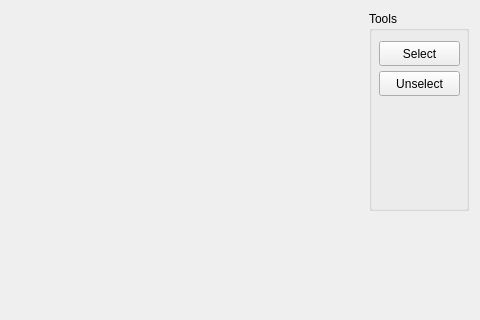
Platash/Reco_3, file videowindow.ui: the form before one commit; both pictures show x 638 to 1118 and y 0 to 320 of the 1118 by 729 pixel window.
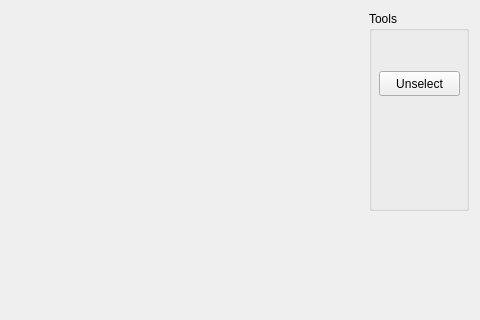
The form after the commit. Icons and pictures are not drawn.

```diff
--- a/videowindow.ui
+++ b/videowindow.ui
@@ -25,25 +25,6 @@
      <property name="title">
       <string>Tools</string>
      </property>
-     <widget class="QPushButton" name="b_select">
-      <property name="geometry">
-       <rect>
-        <x>10</x>
-        <y>30</y>
-        <width>81</width>
-        <height>25</height>
-       </rect>
-      </property>
-      <property name="text">
-       <string>Select</string>
-      </property>
-      <property name="checkable">
-       <bool>true</bool>
-      </property>
-      <property name="autoExclusive">
-       <bool>true</bool>
-      </property>
-     </widget>
      <widget class="QPushButton" name="b_unselect">
       <property name="geometry">
        <rect>
```
